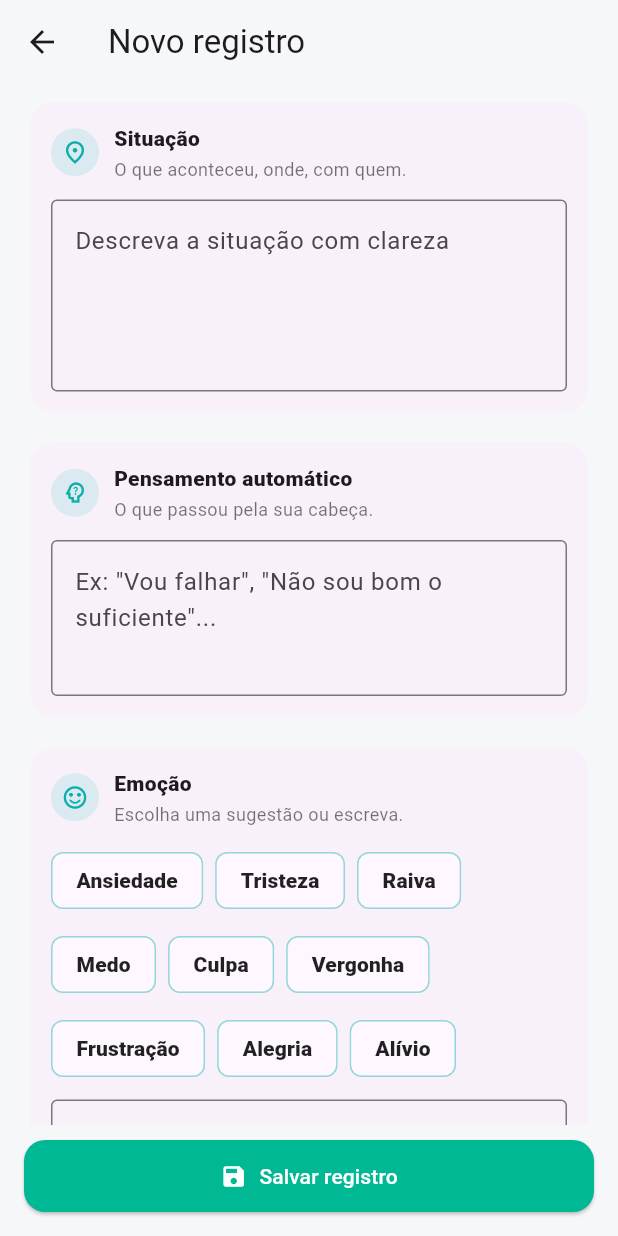
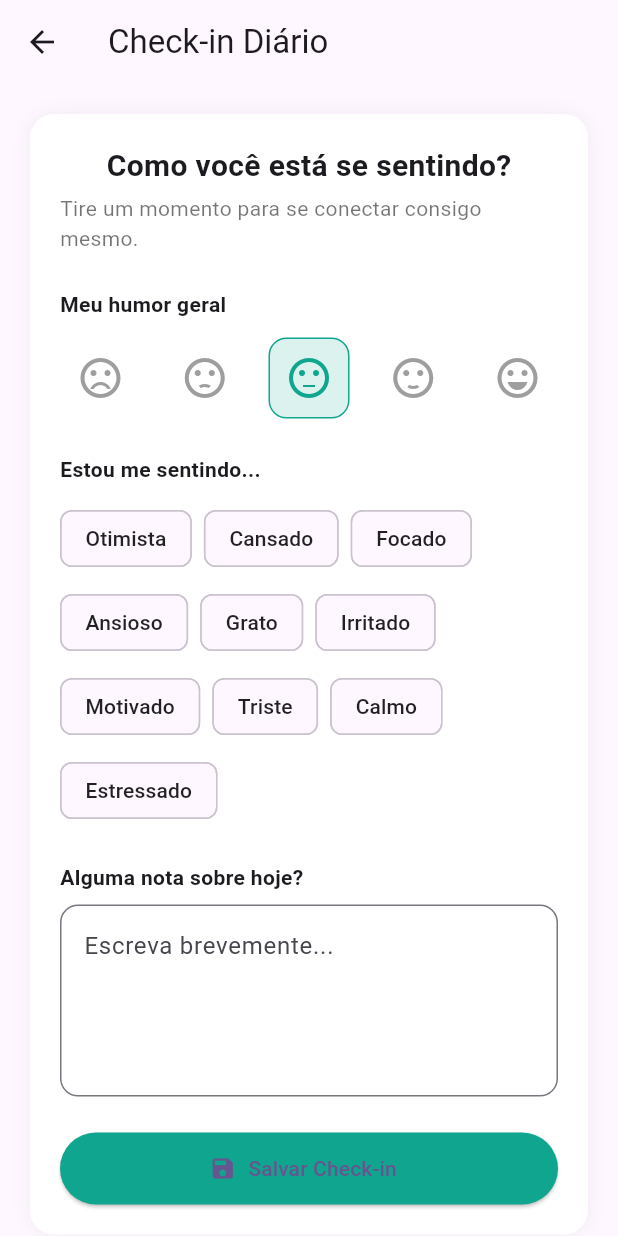
Before and after one commit to jcrrosario/MenteClara, a Flutter app: the screen it shows after launch, after a tap on "Registrar", on a phone screen of 412 x 824 dp. Run offline on Flutter 3.47's test engine with Material 3 defaults, Android fonts, the light colour scheme and no system bars; our stand-ins replace drift; accounts and stored records are empty; generated files the repository leaves out were written again.

Commit message:
Add tela de humor

```diff
--- /dev/null
+++ b/lib/pages/daily_checkin_page.dart
@@ -0,0 +1,187 @@
+import 'package:flutter/material.dart';
+
+class DailyCheckInPage extends StatefulWidget {
+  const DailyCheckInPage({super.key});
+
+  @override
+  State<DailyCheckInPage> createState() => _DailyCheckInPageState();
+}
+
+class _DailyCheckInPageState extends State<DailyCheckInPage> {
+  int selectedMood = 2;
+  final Set<String> selectedFeelings = {};
+  final noteController = TextEditingController();
+
+  final moods = [
+    Icons.sentiment_very_dissatisfied,
+    Icons.sentiment_dissatisfied,
+    Icons.sentiment_neutral,
+    Icons.sentiment_satisfied,
+    Icons.sentiment_very_satisfied,
+  ];
+
+  final feelings = [
+    'Otimista',
+    'Cansado',
+    'Focado',
+    'Ansioso',
+    'Grato',
+    'Irritado',
+    'Motivado',
+    'Triste',
+    'Calmo',
+    'Estressado',
+  ];
+
+  @override
+  Widget build(BuildContext context) {
+    return Scaffold(
+      appBar: AppBar(
+        title: const Text('Check-in Diário'),
+        elevation: 0,
+      ),
+      body: SingleChildScrollView(
+        padding: const EdgeInsets.all(20),
+        child: Center(
+          child: Container(
+            constraints: const BoxConstraints(maxWidth: 500),
+            padding: const EdgeInsets.all(20),
+            decoration: BoxDecoration(
+              color: Colors.white,
+              borderRadius: BorderRadius.circular(16),
+              boxShadow: [
+                BoxShadow(
+                  color: Colors.black.withOpacity(0.05),
+                  blurRadius: 10,
+                ),
+              ],
+            ),
+            child: Column(
+              crossAxisAlignment: CrossAxisAlignment.start,
+              children: [
+                const Center(
+                  child: Text(
+                    'Como você está se sentindo?',
+                    style: TextStyle(
+                      fontSize: 20,
+                      fontWeight: FontWeight.bold,
+                    ),
+                  ),
+                ),
+                const SizedBox(height: 4),
+                const Center(
+                  child: Text(
+                    'Tire um momento para se conectar consigo mesmo.',
+                    style: TextStyle(color: Colors.black54),
+                  ),
+                ),
+
+                const SizedBox(height: 24),
+                const Text(
+                  'Meu humor geral',
+                  style: TextStyle(fontWeight: FontWeight.w600),
+                ),
+                const SizedBox(height: 12),
+
+                Row(
+                  mainAxisAlignment: MainAxisAlignment.spaceBetween,
+                  children: List.generate(moods.length, (index) {
+                    final selected = index == selectedMood;
+                    return GestureDetector(
+                      onTap: () => setState(() => selectedMood = index),
+                      child: Container(
+                        padding: const EdgeInsets.all(10),
+                        decoration: BoxDecoration(
+                          color: selected
+                              ? const Color(0xFF0FA58E).withOpacity(0.15)
+                              : Colors.transparent,
+                          borderRadius: BorderRadius.circular(12),
+                          border: Border.all(
+                            color: selected
+                                ? const Color(0xFF0FA58E)
+                                : Colors.transparent,
+                          ),
+                        ),
+                        child: Icon(
+                          moods[index],
+                          size: 32,
+                          color: selected
+                              ? const Color(0xFF0FA58E)
+                              : Colors.grey,
+                        ),
+                      ),
+                    );
+                  }),
+                ),
+
+                const SizedBox(height: 24),
+                const Text(
+                  'Estou me sentindo...',
+                  style: TextStyle(fontWeight: FontWeight.w600),
+                ),
+                const SizedBox(height: 12),
+
+                Wrap(
+                  spacing: 8,
+                  runSpacing: 8,
+                  children: feelings.map((f) {
+                    final selected = selectedFeelings.contains(f);
+                    return ChoiceChip(
+                      label: Text(f),
+                      selected: selected,
+                      selectedColor: const Color(0xFF0FA58E),
+                      labelStyle: TextStyle(
+                        color: selected ? Colors.white : Colors.black87,
+                      ),
+                      onSelected: (v) {
+                        setState(() {
+                          v
+                              ? selectedFeelings.add(f)
+                              : selectedFeelings.remove(f);
+                        });
+                      },
+                    );
+                  }).toList(),
+                ),
+
+                const SizedBox(height: 24),
+                const Text(
+                  'Alguma nota sobre hoje?',
+                  style: TextStyle(fontWeight: FontWeight.w600),
+                ),
+                const SizedBox(height: 8),
+
+                TextField(
+                  controller: noteController,
+                  maxLines: 4,
+                  decoration: InputDecoration(
+                    hintText: 'Escreva brevemente...',
+                    border: OutlineInputBorder(
+                      borderRadius: BorderRadius.circular(12),
+                    ),
+                  ),
+                ),
+
+                const SizedBox(height: 24),
+                SizedBox(
+                  width: double.infinity,
+                  height: 48,
+                  child: ElevatedButton.icon(
+                    onPressed: () {
+                      Navigator.pop(context);
+                    },
+                    icon: const Icon(Icons.save),
+                    label: const Text('Salvar Check-in'),
+                    style: ElevatedButton.styleFrom(
+                      backgroundColor: const Color(0xFF0FA58E),
+                    ),
+                  ),
+                ),
+              ],
+            ),
+          ),
+        ),
+      ),
+    );
+  }
+}
--- a/lib/pages/home_page.dart
+++ b/lib/pages/home_page.dart
@@ -3,6 +3,8 @@ import '../db/app_database.dart';
 import 'new_record_page.dart';
 import 'record_detail_page.dart';
 import 'records_list_page.dart';
+import 'daily_checkin_page.dart';
+
 
 class HomePage extends StatefulWidget {
   const HomePage({super.key});
@@ -234,7 +236,15 @@ class _HomePageState extends State<HomePage> {
                     borderRadius: BorderRadius.circular(10),
                   ),
                 ),
-                onPressed: _openNewRecord,
+                onPressed: () {
+                  Navigator.push(
+                    context,
+                    MaterialPageRoute(
+                      builder: (_) => const DailyCheckInPage(),
+                    ),
+                  );
+                },
+
                 child: const Text(
                   'Registrar',
                   style: TextStyle(fontWeight: FontWeight.w700),
```
